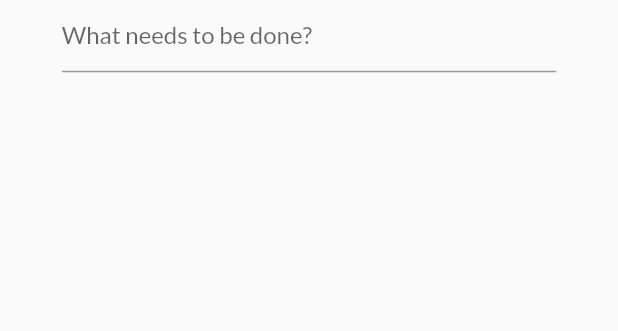
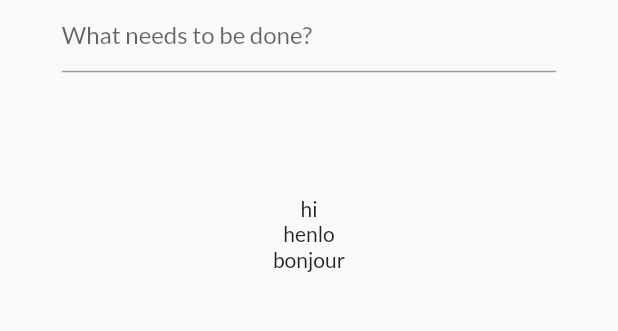
Before and after one commit to hyoaru/to-do, a Flutter app: the screen it shows after launch, on a phone screen of 412 x 824 dp, the part 135-466 px from its top. Run offline on Flutter 3.47's test engine with Material 2 defaults, Android fonts, the phone set to English and light mode, and no system bars; our stand-ins replace equatable, flutter_hooks, google_fonts, hooks_riverpod, sizer.

Commit message:
added a list as a mock

```diff
--- a/lib/view/todo_homepage_ui.dart
+++ b/lib/view/todo_homepage_ui.dart
@@ -1,12 +1,15 @@
 import 'package:flutter/material.dart';
 import 'package:flutter_hooks/flutter_hooks.dart';
 import 'package:sizer/sizer.dart';
+import 'package:hooks_riverpod/hooks_riverpod.dart';
+import 'package:todo/viewmodel/todo_providers.dart';
 
 class HomepageUI extends HookWidget {
   const HomepageUI({Key? key}) : super(key: key);
 
   @override
   Widget build(BuildContext context) {
+    final todos = useProvider(filteredTodos);
     final todoTextController = useTextEditingController();
 
     return Scaffold(
@@ -22,7 +25,7 @@ class HomepageUI extends HookWidget {
                 height: 10.h,
               ),
               Column(
-                children: [],
+                children: [...todos.map((e) => Text(e.description))],
               ),
             ],
           ),
```
